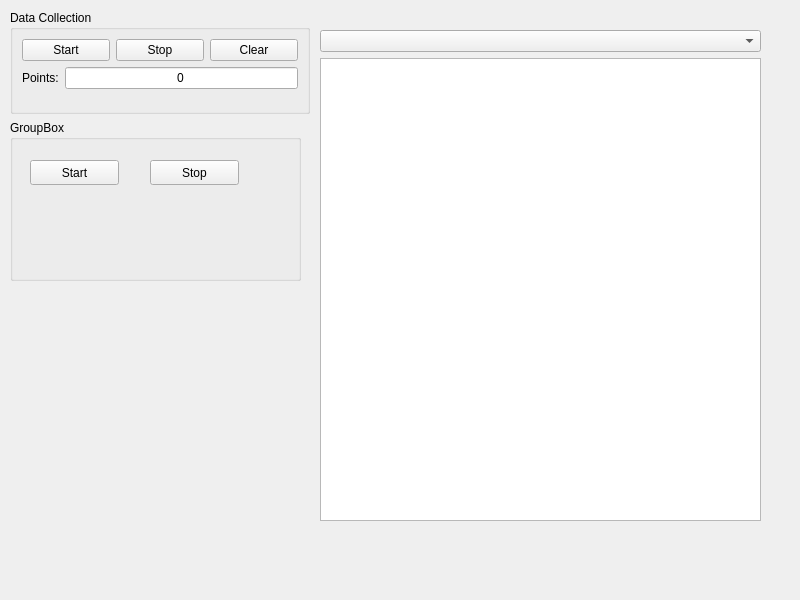
Above: src/magnetometer/gui/fmain.ui from pcdangio/ros-calibration_imu before the change. Below: the same form after it.
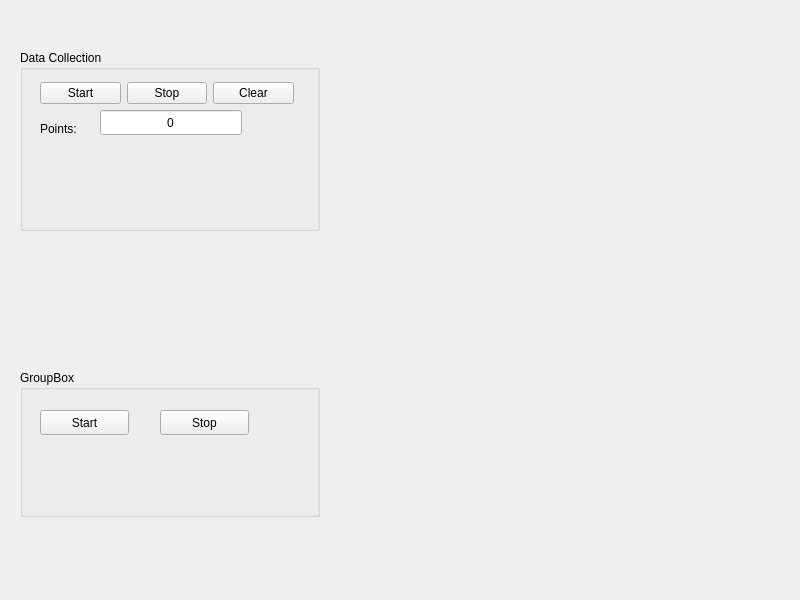
That is the form after the change. Custom widgets are drawn as their Qt base class.

Commit message: magnetometer: partial commit of fmain using new 3d graph

What changed in the file:
```diff
--- a/src/magnetometer/gui/fmain.ui
+++ b/src/magnetometer/gui/fmain.ui
@@ -14,31 +14,13 @@
    <string>fmain</string>
   </property>
   <widget class="QWidget" name="centralwidget">
-   <widget class="QWidget" name="verticalLayoutWidget">
-    <property name="geometry">
-     <rect>
-      <x>320</x>
-      <y>30</y>
-      <width>441</width>
-      <height>491</height>
-     </rect>
-    </property>
-    <layout class="QVBoxLayout" name="verticalLayout_3">
-     <item>
-      <widget class="QComboBox" name="combobox_charts"/>
-     </item>
-     <item>
-      <widget class="QChartView" name="chartview"/>
-     </item>
-    </layout>
-   </widget>
    <widget class="QGroupBox" name="groupBox">
     <property name="geometry">
      <rect>
-      <x>10</x>
-      <y>10</y>
+      <x>20</x>
+      <y>50</y>
       <width>300</width>
-      <height>104</height>
+      <height>181</height>
      </rect>
     </property>
     <property name="minimumSize">
@@ -47,11 +29,24 @@
       <height>0</height>
      </size>
     </property>
+    <property name="maximumSize">
+     <size>
+      <width>300</width>
+      <height>16777215</height>
+     </size>
+    </property>
     <property name="title">
      <string>Data Collection</string>
     </property>
-    <layout class="QVBoxLayout" name="verticalLayout_5">
-     <item>
+    <widget class="QWidget" name="layoutWidget">
+     <property name="geometry">
+      <rect>
+       <x>20</x>
+       <y>30</y>
+       <width>254</width>
+       <height>27</height>
+      </rect>
+     </property>
       <layout class="QHBoxLayout" name="horizontalLayout_2">
        <item>
         <widget class="QPushButton" name="button_start_collection">
@@ -75,18 +70,29 @@
         </widget>
        </item>
       </layout>
-     </item>
-     <item>
-      <layout class="QFormLayout" name="formLayout_2">
-       <item row="0" column="0">
+    </widget>
         <widget class="QLabel" name="label">
+     <property name="geometry">
+      <rect>
+       <x>20</x>
+       <y>70</y>
+       <width>47</width>
+       <height>17</height>
+      </rect>
+     </property>
          <property name="text">
           <string>Points:</string>
          </property>
         </widget>
-       </item>
-       <item row="0" column="1">
         <widget class="QLineEdit" name="lineedit_n_collection_points">
+     <property name="geometry">
+      <rect>
+       <x>80</x>
+       <y>60</y>
+       <width>142</width>
+       <height>25</height>
+      </rect>
+     </property>
          <property name="text">
           <string>0</string>
          </property>
@@ -97,20 +103,28 @@
           <bool>true</bool>
          </property>
         </widget>
-       </item>
-      </layout>
-     </item>
-    </layout>
    </widget>
    <widget class="QGroupBox" name="groupBox_2">
     <property name="geometry">
      <rect>
-      <x>10</x>
-      <y>120</y>
-      <width>291</width>
-      <height>161</height>
+      <x>20</x>
+      <y>370</y>
+      <width>300</width>
+      <height>147</height>
      </rect>
     </property>
+    <property name="minimumSize">
+     <size>
+      <width>300</width>
+      <height>0</height>
+     </size>
+    </property>
+    <property name="maximumSize">
+     <size>
+      <width>300</width>
+      <height>16777215</height>
+     </size>
+    </property>
     <property name="title">
      <string>GroupBox</string>
     </property>
@@ -141,15 +155,19 @@
      </property>
     </widget>
    </widget>
-  </widget>
- </widget>
- <customwidgets>
-  <customwidget>
-   <class>QChartView</class>
-   <extends>QGraphicsView</extends>
-   <header>QtCharts</header>
-  </customwidget>
- </customwidgets>
+   <widget class="QWidget" name="gridLayoutWidget">
+    <property name="geometry">
+     <rect>
+      <x>329</x>
+      <y>29</y>
+      <width>441</width>
+      <height>501</height>
+     </rect>
+    </property>
+    <layout class="QGridLayout" name="layout_graph"/>
+   </widget>
+  </widget>
+ </widget>
  <resources/>
  <connections/>
 </ui>
```
Lines whose indentation alone changed are shown as unchanged. The commit also changes 3 other files.
